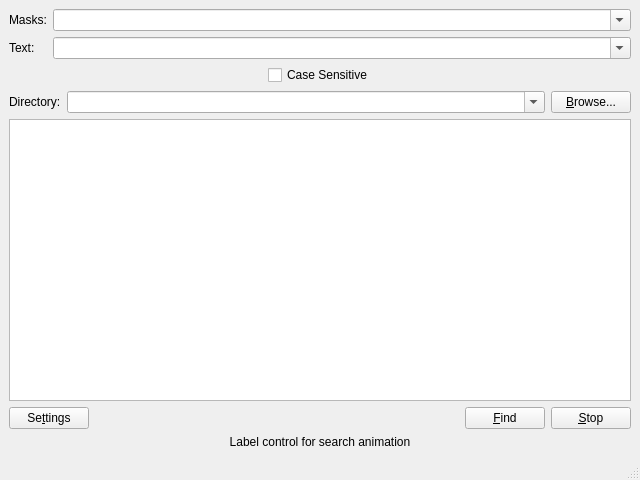
Before: the Qt Designer form SearchGUI/src/searchwindow.ui in tmpprj/tmpprj, drawn with Qt 5.
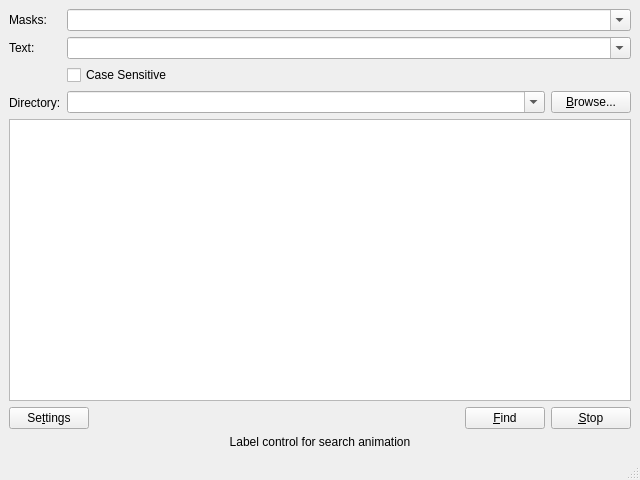
After: the same form once the commit is applied. Custom widgets are drawn as their Qt base class.

Diff of the .ui file:
```diff
--- a/SearchGUI/src/searchwindow.ui
+++ b/SearchGUI/src/searchwindow.ui
@@ -56,6 +56,44 @@
           </property>
          </widget>
         </item>
+        <item>
+         <widget class="QLabel" name="label_4" >
+          <property name="sizePolicy" >
+           <sizepolicy vsizetype="Preferred" hsizetype="Preferred" >
+            <horstretch>0</horstretch>
+            <verstretch>0</verstretch>
+           </sizepolicy>
+          </property>
+          <property name="minimumSize" >
+           <size>
+            <width>0</width>
+            <height>0</height>
+           </size>
+          </property>
+          <property name="text" >
+           <string/>
+          </property>
+         </widget>
+        </item>
+        <item>
+         <widget class="QLabel" name="label_2" >
+          <property name="sizePolicy" >
+           <sizepolicy vsizetype="Preferred" hsizetype="Preferred" >
+            <horstretch>0</horstretch>
+            <verstretch>0</verstretch>
+           </sizepolicy>
+          </property>
+          <property name="minimumSize" >
+           <size>
+            <width>0</width>
+            <height>0</height>
+           </size>
+          </property>
+          <property name="text" >
+           <string>Directory:</string>
+          </property>
+         </widget>
+        </item>
        </layout>
       </item>
       <item>
@@ -92,28 +130,6 @@
           </property>
          </widget>
         </item>
-       </layout>
-      </item>
-     </layout>
-    </item>
-    <item>
-     <layout class="QHBoxLayout" >
-      <item>
-       <spacer>
-        <property name="orientation" >
-         <enum>Qt::Horizontal</enum>
-        </property>
-        <property name="sizeType" >
-         <enum>QSizePolicy::Expanding</enum>
-        </property>
-        <property name="sizeHint" >
-         <size>
-          <width>50</width>
-          <height>20</height>
-         </size>
-        </property>
-       </spacer>
-      </item>
       <item>
        <widget class="QCheckBox" name="caseCheckBox" >
         <property name="text" >
@@ -122,41 +138,7 @@
        </widget>
       </item>
       <item>
-       <spacer>
-        <property name="orientation" >
-         <enum>Qt::Horizontal</enum>
-        </property>
-        <property name="sizeHint" >
-         <size>
-          <width>40</width>
-          <height>20</height>
-         </size>
-        </property>
-       </spacer>
-      </item>
-     </layout>
-    </item>
-    <item>
      <layout class="QHBoxLayout" >
-      <item>
-       <widget class="QLabel" name="label_2" >
-        <property name="sizePolicy" >
-         <sizepolicy vsizetype="Preferred" hsizetype="Preferred" >
-          <horstretch>0</horstretch>
-          <verstretch>0</verstretch>
-         </sizepolicy>
-        </property>
-        <property name="minimumSize" >
-         <size>
-          <width>0</width>
-          <height>0</height>
-         </size>
-        </property>
-        <property name="text" >
-         <string>Directory:</string>
-        </property>
-       </widget>
-      </item>
       <item>
        <widget class="QComboBox" name="directoryComboBox" >
         <property name="sizePolicy" >
@@ -176,6 +158,10 @@
          <string>&amp;Browse...</string>
         </property>
        </widget>
+          </item>
+         </layout>
+        </item>
+       </layout>
       </item>
      </layout>
     </item>
```
Lines whose indentation alone changed are shown as unchanged.
